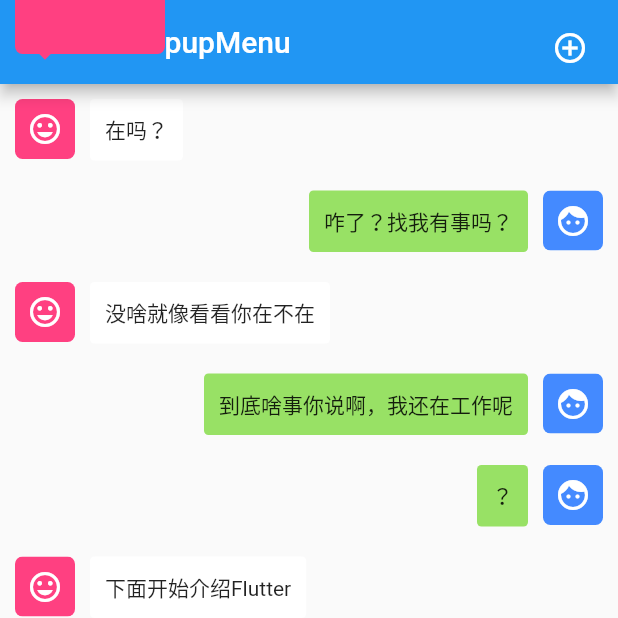
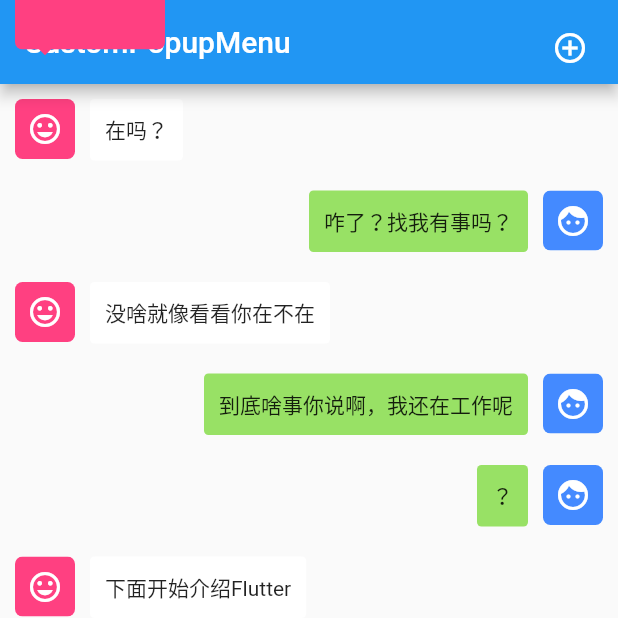
Before and after one commit to malikwang/custom_pop_up_menu, a Flutter app: the screen it shows after launch, after a tap on the "tag faces" icon, on a phone screen of 412 x 824 dp, the top half of it. Run offline on Flutter 3.47's test engine with Material 2 defaults, Android fonts, the phone set to English and light mode, and no system bars.

Commit message:
no message

```diff
--- a/lib/src/custom_pop_up_menu.dart
+++ b/lib/src/custom_pop_up_menu.dart
@@ -108,7 +108,7 @@ class _CustomPopupMenuState extends State<CustomPopupMenu> {
               delegate: _MenuLayoutDelegate(
                 anchorSize: _childBox!.size,
                 anchorOffset: _childBox!.localToGlobal(
-                  Offset(-widget.horizontalMargin, -10),
+                  Offset(-widget.horizontalMargin, -13),
                 ),
                 verticalMargin: widget.verticalMargin,
                 position: widget.position,
```
